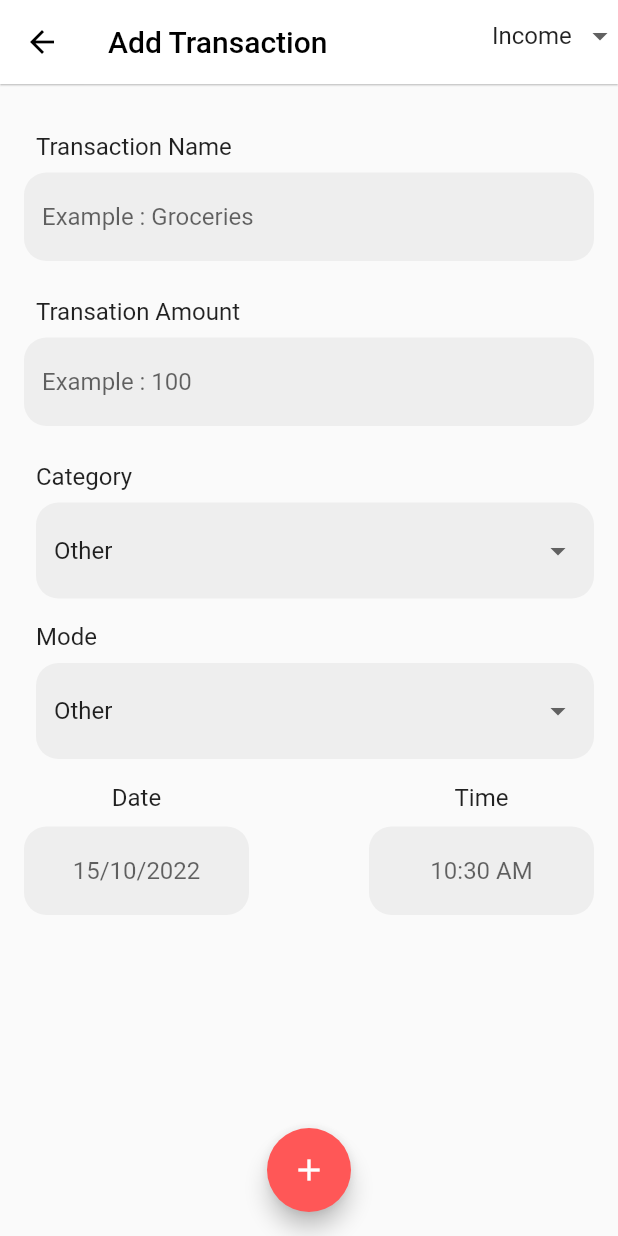
After one commit to naikshrey2308/Personal-Expense-Tracker, a Flutter app: the AddExpense screen opened by its route, on a phone screen of 412 x 824 dp. The commit adds this screen. Run offline on Flutter 3.47's test engine with Material 2 defaults, Android fonts, the phone set to English and light mode, and no system bars; our stand-ins replace cloud_firestore, firebase_auth, firebase_core, firebase_storage, image_picker; accounts and stored records are empty; project files that could hold a hidden picture were left out.

Commit message:
Add expense form and page are ready

```diff
--- a/lib/main.dart
+++ b/lib/main.dart
@@ -1,5 +1,6 @@
 import 'package:firebase_auth/firebase_auth.dart';
 import "package:flutter/material.dart";
+import 'package:personal_expense_tracker/pages/addExpense/addExpensePage.dart';
 import 'package:personal_expense_tracker/pages/intro.dart';
 import 'package:personal_expense_tracker/pages/home_page.dart';
 import 'package:personal_expense_tracker/userAuth/signup/newRegisterPage.dart';
@@ -7,6 +8,7 @@ import 'package:personal_expense_tracker/userAuth/signup/newRegisterPage.dart';
 import "./userAuth/login/newLoginPage.dart";
 import 'package:firebase_core/firebase_core.dart';
 import "package:flutter/services.dart";
+import 'package:personal_expense_tracker/pages/addExpense/addExpensePage.dart';
 
 Future main() async {
   WidgetsFlutterBinding.ensureInitialized();
@@ -27,6 +29,7 @@ Future main() async {
       "/myExpenses": (context) => HomePage(),
       "/login": (context) => LoginPage(),
       "/register": (context) => RegisterPage(),
+      "/addExpense": (context) => AddExpense()
     },
     theme: ThemeData(
       primarySwatch: MaterialColor(0xffff5757, {
--- /dev/null
+++ b/lib/pages/addExpense/addExpenseForm.dart
@@ -0,0 +1,338 @@
+import 'dart:ui';
+import 'package:intl/intl.dart';
+import 'package:flutter/material.dart';
+import 'package:personal_expense_tracker/globalVars.dart' as globals;
+
+class AddExpenseForm extends StatefulWidget {
+  const AddExpenseForm({super.key});
+
+  @override
+  State<AddExpenseForm> createState() => _AddExpenseFormState();
+}
+
+class _AddExpenseFormState extends State<AddExpenseForm> {
+  String transactionName = "";
+  String transactionAmount = "";
+  String password = "";
+  String currTime = DateFormat("HH:mm").format(DateTime.now());
+  String currDate = DateFormat("dd/MM/yyyy").format(DateTime.now());
+
+  List<String> categories = <String>[
+    "Other",
+    "Bills",
+    "Clothes",
+    "Food",
+    "Education",
+    "Entertainment"
+  ];
+  String selectedCategory = "Other";
+  List<String> modes = <String>[
+    "Other",
+    "Cash",
+    "Credit Card",
+    "Debit Card",
+    "Net Banking",
+    "Cheque"
+  ];
+  String selectedMode = "Other";
+  final _formKey = GlobalKey<FormState>();
+
+  @override
+  Widget build(BuildContext context) {
+    return Scaffold(
+      body: SafeArea(
+        child: SingleChildScrollView(
+          child: Container(
+            // height: 900,
+            decoration: BoxDecoration(),
+            child: BackdropFilter(
+              filter: ImageFilter.blur(sigmaX: 10, sigmaY: 10),
+              child: Form(
+                key: _formKey,
+                child: Column(
+                  children: [
+                    Row(),
+                    Container(
+                      child: Padding(
+                        padding: const EdgeInsets.symmetric(
+                            vertical: 32.0, horizontal: 16),
+                        child: Column(
+                          children: [
+                            Container(
+                                padding: EdgeInsets.fromLTRB(8.0, 0, 0, 0),
+                                alignment: Alignment.topLeft,
+                                child: Text(
+                                  "Transaction Name",
+                                  // textAlign: TextAlign.start,
+                                  style: TextStyle(
+                                    fontSize: 16.0,
+                                  ),
+                                )),
+                            SizedBox(height: 8.0),
+                            TextFormField(
+                              onChanged: (val) {
+                                setState(() {
+                                  transactionName = val;
+                                });
+                              },
+                              decoration: InputDecoration(
+                                  hintText: "Example : Groceries",
+                                  fillColor: Colors.grey[200],
+                                  filled: true,
+                                  border: OutlineInputBorder(
+                                    borderSide: BorderSide.none,
+                                    borderRadius: BorderRadius.circular(15.0),
+                                  )),
+                              validator: (value) {
+                                if (value!.isEmpty) {
+                                  return "Transaction name cannot be empty";
+                                }
+                                return null;
+                              },
+                            ),
+                            SizedBox(
+                              height: 24.0,
+                            ),
+                            Container(
+                              padding: EdgeInsets.fromLTRB(8.0, 0, 0, 0),
+                              alignment: Alignment.topLeft,
+                              child: Text(
+                                "Transation Amount",
+                                // textAlign: TextAlign.start,
+                                style: TextStyle(
+                                  fontSize: 16.0,
+                                ),
+                              ),
+                            ),
+                            SizedBox(height: 8.0),
+                            TextFormField(
+                              keyboardType: TextInputType.numberWithOptions(
+                                  decimal: false),
+                              validator: (value) {
+                                return "Amount cannot be empty";
+                              },
+                              onChanged: (val) {
+                                setState(() {
+                                  transactionName = val;
+                                });
+                              },
+                              decoration: InputDecoration(
+                                  hintText: "Example : 100",
+                                  fillColor: Colors.grey[200],
+                                  filled: true,
+                                  border: OutlineInputBorder(
+                                    borderSide: BorderSide.none,
+                                    borderRadius: BorderRadius.circular(15.0),
+                                  )),
+                            ),
+                            SizedBox(
+                              height: 24.0,
+                            ),
+                            Container(
+                              padding: EdgeInsets.fromLTRB(8.0, 0, 0, 0),
+                              alignment: Alignment.topLeft,
+                              child: Text(
+                                "Category",
+                                // textAlign: TextAlign.start,
+                                style: TextStyle(
+                                  fontSize: 16.0,
+                                ),
+                              ),
+                            ),
+                            SizedBox(height: 8.0),
+                            Padding(
+                              padding: const EdgeInsets.fromLTRB(8, 0, 0, 16),
+                              child: DropdownButtonFormField(
+                                  decoration: InputDecoration(
+                                      fillColor: Colors.grey[200],
+                                      filled: true,
+                                      border: OutlineInputBorder(
+                                        borderSide: BorderSide.none,
+                                        borderRadius:
+                                            BorderRadius.circular(15.0),
+                                      )),
+                                  value: selectedCategory,
+                                  items: List.generate(
+                                      categories.length,
+                                      (index) => DropdownMenuItem(
+                                          value: categories[index],
+                                          child: Text(categories[index]))),
+                                  onChanged: ((value) {
+                                    setState(() {
+                                      selectedCategory = value! as String;
+                                      print(value);
+                                    });
+                                  })),
+                            ),
+                            Container(
+                              padding: EdgeInsets.fromLTRB(8.0, 0, 0, 0),
+                              alignment: Alignment.topLeft,
+                              child: Text(
+                                "Mode",
+                                // textAlign: TextAlign.start,
+                                style: TextStyle(
+                                  fontSize: 16.0,
+                                ),
+                              ),
+                            ),
+                            SizedBox(height: 8.0),
+                            Padding(
+                              padding: const EdgeInsets.fromLTRB(8, 0, 0, 16),
+                              child: DropdownButtonFormField(
+                                  decoration: InputDecoration(
+                                      fillColor: Colors.grey[200],
+                                      filled: true,
+                                      border: OutlineInputBorder(
+                                        borderSide: BorderSide.none,
+                                        borderRadius:
+                                            BorderRadius.circular(15.0),
+                                      )),
+                                  value: selectedMode,
+                                  items: List.generate(
+                                      modes.length,
+                                      (index) => DropdownMenuItem(
+                                          value: modes[index],
+                                          child: Text(modes[index]))),
+                                  onChanged: ((value) {
+                                    setState(() {
+                                      selectedMode = value! as String;
+                                      print(value);
+                                    });
+                                  })),
+                            ),
+                            Row(
+                              mainAxisAlignment: MainAxisAlignment.spaceBetween,
+                              children: [
+                                Column(
+                                  children: [
+                                    Container(
+                                      padding: EdgeInsets.fromLTRB(0, 0, 0, 10),
+                                      child: Text(
+                                        "Date",
+                                        // textAlign: TextAlign.start,
+                                        style: TextStyle(
+                                          fontSize: 16.0,
+                                        ),
+                                      ),
+                                    ),
+                                    SizedBox(
+                                      width: 150,
+                                      child: TextField(
+                                        onChanged: (val) {
+                                          setState(() {
+                                            transactionName = val;
+                                          });
+                                        },
+                                        readOnly: true,
+                                        onTap: () {
+                                          _showDatePicker();
+                                        },
+                                        textAlign: TextAlign.center,
+                                        decoration: InputDecoration(
+                                            hintText: DateFormat("dd/MM/yyyy")
+                                                .format(_dateTime),
+                                            fillColor: Colors.grey[200],
+                                            filled: true,
+                                            border: OutlineInputBorder(
+                                              borderSide: BorderSide.none,
+                                              borderRadius:
+                                                  BorderRadius.circular(15.0),
+                                            )),
+                                      ),
+                                    ),
+                                  ],
+                                ),
+                                Column(
+                                  children: [
+                                    Container(
+                                      padding: EdgeInsets.fromLTRB(0, 0, 0, 10),
+                                      child: Text(
+                                        "Time",
+                                        // textAlign: TextAlign.start,
+                                        style: TextStyle(
+                                          fontSize: 16.0,
+                                        ),
+                                      ),
+                                    ),
+                                    SizedBox(
+                                      width: 150,
+                                      child: TextField(
+                                        onChanged: (val) {
+                                          setState(() {
+                                            transactionName = val;
+                                          });
+                                        },
+                                        readOnly: true,
+                                        onTap: () {
+                                          _selectTime();
+                                        },
+                                        textAlign: TextAlign.center,
+                                        decoration: InputDecoration(
+                                            hintText: _time.format(context),
+                                            fillColor: Colors.grey[200],
+                                            filled: true,
+                                            border: OutlineInputBorder(
+                                              borderSide: BorderSide.none,
+                                              borderRadius:
+                                                  BorderRadius.circular(15.0),
+                                            )),
+                                      ),
+                                    ),
+                                  ],
+                                )
+                              ],
+                            ),
+                            SizedBox(
+                              height: 24.0,
+                            )
+                          ],
+                        ),
+                      ),
+                    ),
+                  ],
+                ),
+              ),
+            ),
+          ),
+        ),
+      ),
+      floatingActionButton: FloatingActionButton(
+        onPressed: () {
+          print("hey there");
+        },
+        backgroundColor: globals.primary,
+        child: Icon(Icons.add),
+      ),
+      floatingActionButtonLocation: FloatingActionButtonLocation.centerFloat,
+    );
+  }
+
+  DateTime _dateTime = DateTime.now();
+
+  void _showDatePicker() {
+    showDatePicker(
+            context: context,
+            initialDate: DateTime.now(),
+            firstDate: DateTime(2000),
+            lastDate: DateTime.now())
+        .then((value) {
+      setState(() {
+        _dateTime = value!;
+      });
+    });
+  }
+
+  TimeOfDay _time = TimeOfDay.now();
+
+  void _selectTime() async {
+    final TimeOfDay? newTime = await showTimePicker(
+      context: context,
+      initialTime: _time,
+    );
+    if (newTime != null) {
+      setState(() {
+        _time = newTime;
+      });
+    }
+  }
+}
--- /dev/null
+++ b/lib/pages/addExpense/addExpensePage.dart
@@ -0,0 +1,45 @@
+import 'package:flutter/material.dart';
+import 'package:personal_expense_tracker/pages/addExpense/addExpenseForm.dart';
+
+class AddExpense extends StatefulWidget {
+  const AddExpense({super.key});
+
+  @override
+  State<AddExpense> createState() => _AddExpenseState();
+}
+
+class _AddExpenseState extends State<AddExpense> {
+  List<String> transactionType = <String>["Expense", "Income"];
+  String selectedValue = "Income";
+
+  @override
+  Widget build(BuildContext context) {
+    return Scaffold(
+      appBar: AppBar(
+          iconTheme: IconThemeData(color: Colors.black),
+          backgroundColor: Colors.white,
+          elevation: 0.5,
+          title: Text(
+            "Add Transaction",
+            style: TextStyle(color: Colors.black),
+          ),
+          actions: [
+            DropdownButton<String>(
+                underline: SizedBox(),
+                value: selectedValue,
+                items: List.generate(
+                    transactionType.length,
+                    (index) => DropdownMenuItem(
+                        value: transactionType[index],
+                        child: Text(transactionType[index]))),
+                onChanged: ((value) {
+                  setState(() {
+                    selectedValue = value!;
+                    print(value);
+                  });
+                }))
+          ]),
+      body: AddExpenseForm(),
+    );
+  }
+}
--- a/lib/pages/home_page.dart
+++ b/lib/pages/home_page.dart
@@ -31,14 +31,14 @@ class _HomePageState extends State<HomePage> {
 
   // const HomePage({super.key});
   String selectedCurrency = "INR";
+  bool ans = true;
+  late bool temp;
   List<String> values = <String>[
     'INR',
     'USD',
     'CAN',
     'EUR',
   ];
-
-  // Map<String, String> mymap = {'INR': 'Rs', 'USD': '\$'};
 
   TextEditingController dateInput = TextEditingController();
 
@@ -217,7 +217,9 @@ class _HomePageState extends State<HomePage> {
               ),
             ),
             floatingActionButton: FloatingActionButton(
-              onPressed: null,
+              onPressed: () {
+                Navigator.of(context).pushNamed("/addExpense");
+              },
               backgroundColor: globals.primary,
               child: Icon(Icons.add),
             ),
--- a/lib/userAuth/login/loginForm.dart
+++ b/lib/userAuth/login/loginForm.dart
@@ -1,11 +1,8 @@
-import 'package:firebase_auth/firebase_auth.dart';
 import 'package:flutter/material.dart';
 import '../authController.dart';
 
 class LoginForm extends StatefulWidget {
   LoginForm({Key? key}) : super(key: key);
-
-  final _auth = FirebaseAuth.instance;
 
   @override
   State<LoginForm> createState() => _LoginFormState();
```
Also changed, not shown: lib/pages/intro.dart (+3 -5 lines).
